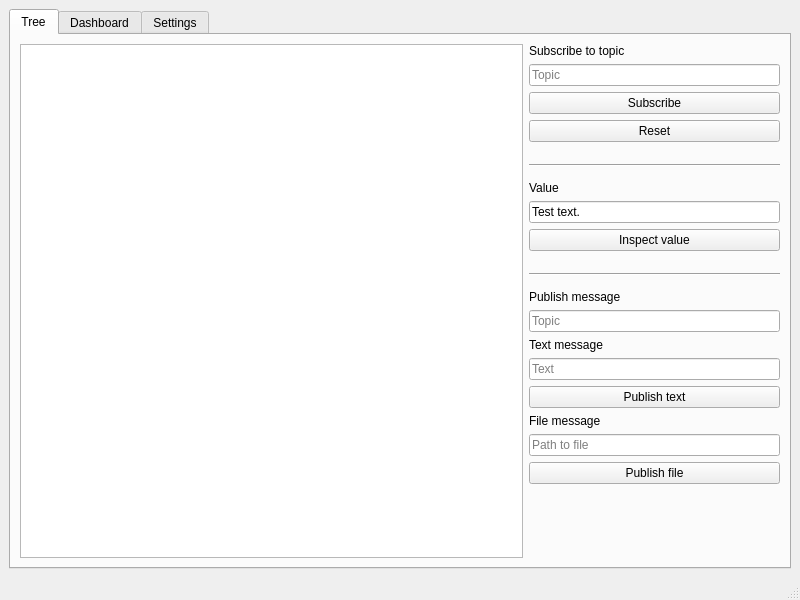
This is mainwindow.ui in petak5/ICP as Qt 5 draws it before an edit. The edited form follows.
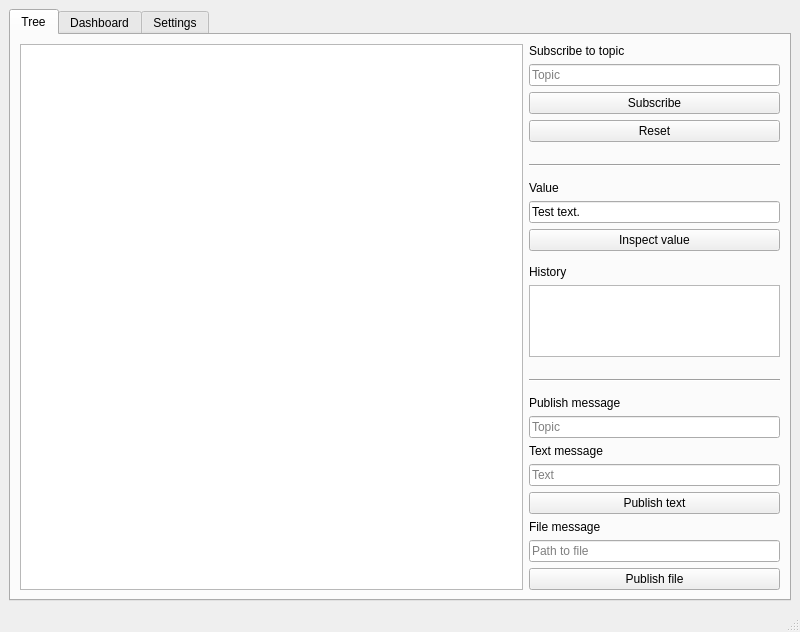
This is the edited form.

Commit message: Add value history list

```diff
--- a/mainwindow.ui
+++ b/mainwindow.ui
@@ -7,7 +7,7 @@
     <x>0</x>
     <y>0</y>
     <width>800</width>
-    <height>600</height>
+    <height>632</height>
    </rect>
   </property>
   <property name="windowTitle">
@@ -152,18 +152,21 @@
               <property name="sizeHint" stdset="0">
                <size>
                 <width>20</width>
-                <height>16</height>
+                <height>8</height>
                </size>
               </property>
              </spacer>
             </item>
             <item>
-             <widget class="Line" name="line_2">
-              <property name="orientation">
-               <enum>Qt::Horizontal</enum>
+             <widget class="QLabel" name="valueHistoryLabel">
+              <property name="text">
+               <string>History</string>
               </property>
              </widget>
             </item>
+            <item>
+             <widget class="QListWidget" name="valueHistoryList"/>
+            </item>
             <item>
              <spacer name="verticalSpacer_4">
               <property name="orientation">
@@ -175,6 +178,29 @@
               <property name="sizeHint" stdset="0">
                <size>
                 <width>20</width>
+                <height>16</height>
+               </size>
+              </property>
+             </spacer>
+            </item>
+            <item>
+             <widget class="Line" name="line_2">
+              <property name="orientation">
+               <enum>Qt::Horizontal</enum>
+              </property>
+             </widget>
+            </item>
+            <item>
+             <spacer name="verticalSpacer_5">
+              <property name="orientation">
+               <enum>Qt::Vertical</enum>
+              </property>
+              <property name="sizeType">
+               <enum>QSizePolicy::Fixed</enum>
+              </property>
+              <property name="sizeHint" stdset="0">
+               <size>
+                <width>20</width>
                 <height>8</height>
                </size>
               </property>
@@ -240,7 +266,7 @@
              </widget>
             </item>
             <item>
-             <spacer name="verticalSpacer_5">
+             <spacer name="verticalSpacer_6">
               <property name="orientation">
                <enum>Qt::Vertical</enum>
               </property>
```
The commit also changes 2 other files.
